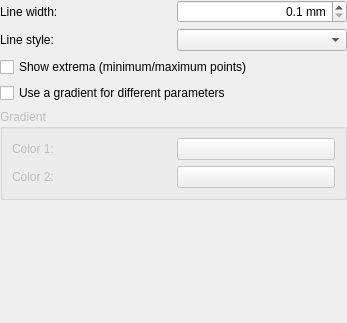
KDE/kmplot, file kmplot/plotstylewidget.ui: the form before one commit.
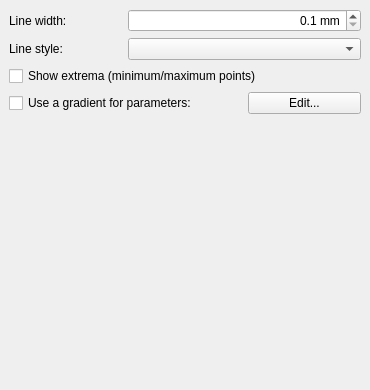
The form after the commit. Custom widgets are drawn as their Qt base class.

Commit message: Added gradient-editing dialog. The gradients will be used in e.g. tangent fields (for differential equations) and groups of parameterized plots.

What changed in the file:
```diff
--- a/kmplot/plotstylewidget.ui
+++ b/kmplot/plotstylewidget.ui
@@ -8,8 +8,8 @@
    <rect>
     <x>0</x>
     <y>0</y>
-    <width>347</width>
-    <height>323</height>
+    <width>370</width>
+    <height>390</height>
    </rect>
   </property>
   <property name="windowTitle" >
@@ -17,87 +17,36 @@
   </property>
   <layout class="QGridLayout" >
    <property name="margin" >
-    <number>0</number>
+    <number>9</number>
    </property>
    <property name="spacing" >
     <number>6</number>
    </property>
-   <item row="2" column="0" colspan="2" >
-    <widget class="QCheckBox" name="showExtrema" >
+   <item row="3" column="2" >
+    <widget class="QPushButton" name="gradientButton" >
      <property name="text" >
-      <string>Show extrema (minimum/maximum points)</string>
+      <string>Edit...</string>
      </property>
     </widget>
    </item>
    <item row="3" column="0" colspan="2" >
     <widget class="QCheckBox" name="useGradient" >
      <property name="text" >
-      <string>Use a gradient for different parameters</string>
+      <string>Use a gradient for parameters:</string>
      </property>
     </widget>
    </item>
-   <item row="4" column="0" colspan="2" >
-    <widget class="QGroupBox" name="groupBox" >
-     <property name="enabled" >
-      <bool>false</bool>
-     </property>
-     <property name="title" >
-      <string>Gradient</string>
-     </property>
-     <layout class="QGridLayout" >
-      <property name="margin" >
-       <number>9</number>
-      </property>
-      <property name="spacing" >
-       <number>6</number>
-      </property>
-      <item row="0" column="1" >
-       <widget class="KColorButton" name="color1" />
-      </item>
-      <item row="1" column="1" >
-       <widget class="KColorButton" name="color2" />
-      </item>
-      <item row="0" column="0" >
-       <widget class="QLabel" name="label_3" >
-        <property name="text" >
-         <string>Color 1:</string>
-        </property>
-       </widget>
-      </item>
-      <item row="1" column="0" >
-       <widget class="QLabel" name="label_4" >
-        <property name="text" >
-         <string>Color 2:</string>
-        </property>
-       </widget>
-      </item>
-     </layout>
-    </widget>
-   </item>
-   <item row="5" column="0" colspan="2" >
-    <spacer>
-     <property name="orientation" >
-      <enum>Qt::Vertical</enum>
-     </property>
-     <property name="sizeHint" >
-      <size>
-       <width>20</width>
-       <height>0</height>
-      </size>
-     </property>
-    </spacer>
-   </item>
-   <item row="0" column="0" >
-    <widget class="QLabel" name="label" >
+   <item row="1" column="0" >
+    <widget class="QLabel" name="label_2" >
      <property name="text" >
-      <string>Line width:</string>
-     </property>
-     <property name="buddy" >
-      <cstring>lineStyle</cstring>
+      <string>Line style:</string>
      </property>
     </widget>
    </item>
-   <item row="0" column="1" >
+   <item row="1" column="1" colspan="2" >
+    <widget class="QComboBox" name="lineStyle" />
+   </item>
+   <item row="0" column="1" colspan="2" >
     <widget class="QDoubleSpinBox" name="lineWidth" >
      <property name="alignment" >
       <set>Qt::AlignRight</set>
@@ -116,28 +65,38 @@
      </property>
     </widget>
    </item>
-   <item row="1" column="1" >
-    <widget class="QComboBox" name="lineStyle" />
+   <item row="0" column="0" >
+    <widget class="QLabel" name="label" >
+     <property name="text" >
+      <string>Line width:</string>
+     </property>
+     <property name="buddy" >
+      <cstring>lineStyle</cstring>
+     </property>
+    </widget>
    </item>
-   <item row="1" column="0" >
-    <widget class="QLabel" name="label_2" >
+   <item row="4" column="0" colspan="3" >
+    <spacer>
+     <property name="orientation" >
+      <enum>Qt::Vertical</enum>
+     </property>
+     <property name="sizeHint" >
+      <size>
+       <width>20</width>
+       <height>0</height>
+      </size>
+     </property>
+    </spacer>
+   </item>
+   <item row="2" column="0" colspan="3" >
+    <widget class="QCheckBox" name="showExtrema" >
      <property name="text" >
-      <string>Line style:</string>
+      <string>Show extrema (minimum/maximum points)</string>
      </property>
     </widget>
    </item>
   </layout>
  </widget>
- <pixmapfunction></pixmapfunction>
- <customwidgets>
-  <customwidget>
-   <class>KColorButton</class>
-   <extends>QPushButton</extends>
-   <header>kcolorbutton.h</header>
-   <container>0</container>
-   <pixmap></pixmap>
-  </customwidget>
- </customwidgets>
  <tabstops>
   <tabstop>lineStyle</tabstop>
   <tabstop>lineWidth</tabstop>
```
Left out of the diff: 22 changed lines with no effect on the pictures. The commit also changes 10 other files.
